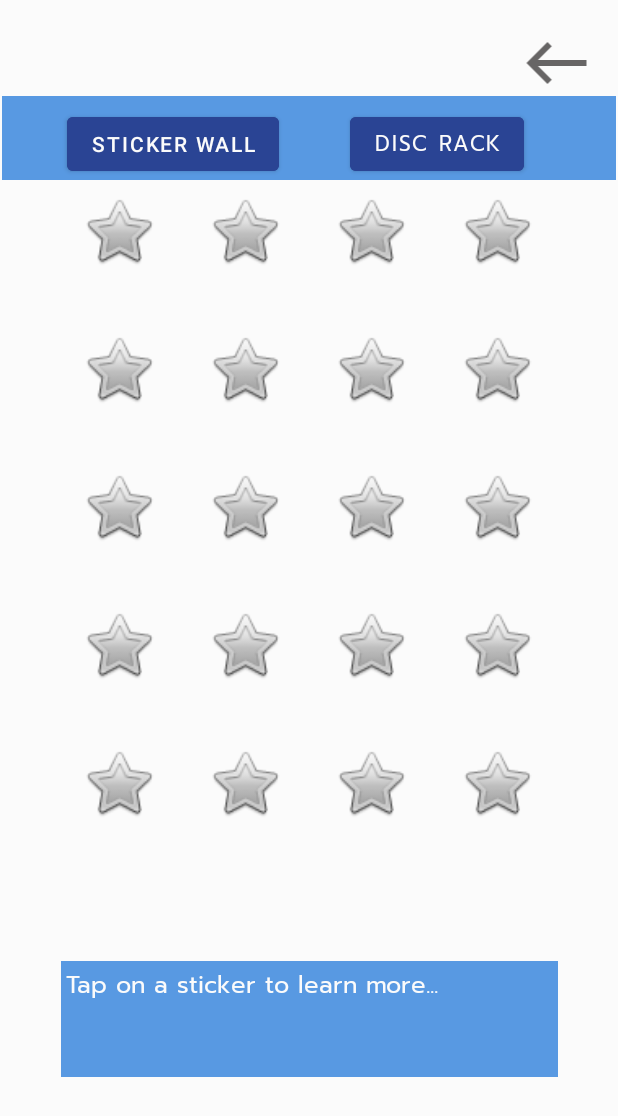
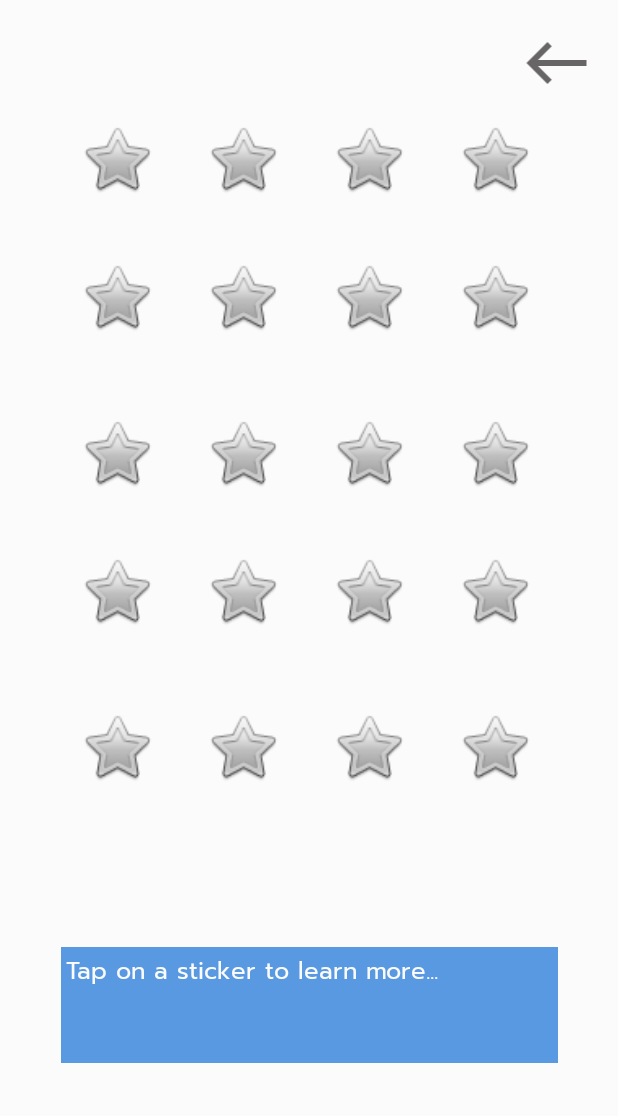
Before and after one commit to WingsofStars/TechSupport-Fitness_Application, an Android app: the stickerWallScreen screen opened directly, with no data from a screen before it, on a phone screen of 412 x 824 dp. Shown: the top 1116 px of the screen. Run offline under Robolectric (Android 15) with nearby library versions, the phone set to English and light mode, and no system bars.

Commit message:
Version 1.27 - Removed Disc Rack

```diff
--- a/app/src/main/AndroidManifest.xml
+++ b/app/src/main/AndroidManifest.xml
@@ -66,9 +66,6 @@
             android:name=".settings"
             android:exported="true" />
         <activity
-            android:name=".discRackScreen"
-            android:exported="true" />
-        <activity
             android:name=".MainActivity"
             android:exported="true" >
             <intent-filter>
--- a/app/src/main/java/delware/apps/techsupport_scampermobile/MainActivity.java
+++ b/app/src/main/java/delware/apps/techsupport_scampermobile/MainActivity.java
@@ -162,7 +162,7 @@ public class MainActivity extends AppCompatActivity {
 
 
                 //When everything is logged in:
-
+                xpSystem.xpCheck(0, p);
             }
         });
 
--- a/app/src/main/java/delware/apps/techsupport_scampermobile/stickerWallScreen.java
+++ b/app/src/main/java/delware/apps/techsupport_scampermobile/stickerWallScreen.java
@@ -42,11 +42,6 @@ public class stickerWallScreen extends AppCompatActivity {
 
     public void goBack(View v){
         exitIntent();
-    }
-
-    public void goToDiscRackScreen(View v){
-        Intent goToDiscRack = new Intent(stickerWallScreen.this, discRackScreen.class);
-        startActivity(goToDiscRack);
     }
 
     public void updateStickers() {
--- a/app/src/main/res/layout/activity_collection_sticker_wall.xml
+++ b/app/src/main/res/layout/activity_collection_sticker_wall.xml
@@ -10,14 +10,69 @@
 
 
     <ImageView
-        android:id="@+id/A44"
+        android:id="@+id/A04"
         android:layout_width="52dp"
         android:layout_height="52dp"
         android:layout_marginStart="32dp"
-        android:layout_marginTop="40dp"
+        android:layout_marginTop="80dp"
         android:onClick="showStickerDescription"
-        app:layout_constraintStart_toEndOf="@+id/A43"
-        app:layout_constraintTop_toBottomOf="@+id/A34"
+        app:layout_constraintStart_toEndOf="@+id/A03"
+        app:layout_constraintTop_toTopOf="parent"
+        app:srcCompat="@android:drawable/btn_star" />
+
+    <ImageView
+        android:id="@+id/A23"
+        android:layout_width="52dp"
+        android:layout_height="52dp"
+        android:layout_marginStart="32dp"
+        android:layout_marginTop="52dp"
+        android:onClick="showStickerDescription"
+        app:layout_constraintStart_toEndOf="@+id/A22"
+        app:layout_constraintTop_toBottomOf="@+id/A13"
+        app:srcCompat="@android:drawable/btn_star" />
+
+    <ImageView
+        android:id="@+id/A21"
+        android:layout_width="52dp"
+        android:layout_height="52dp"
+        android:layout_marginStart="52dp"
+        android:layout_marginTop="52dp"
+        android:onClick="showStickerDescription"
+        app:layout_constraintStart_toStartOf="parent"
+        app:layout_constraintTop_toBottomOf="@+id/A11"
+        app:srcCompat="@android:drawable/btn_star" />
+
+    <ImageView
+        android:id="@+id/A01"
+        android:layout_width="52dp"
+        android:layout_height="52dp"
+        android:layout_marginStart="52dp"
+        android:layout_marginTop="80dp"
+        android:onClick="showStickerDescription"
+        app:layout_constraintStart_toStartOf="parent"
+        app:layout_constraintTop_toTopOf="parent"
+        app:srcCompat="@android:drawable/btn_star" />
+
+    <ImageView
+        android:id="@+id/A41"
+        android:layout_width="52dp"
+        android:layout_height="52dp"
+        android:layout_marginStart="52dp"
+        android:layout_marginTop="52dp"
+        android:onClick="showStickerDescription"
+        app:layout_constraintStart_toStartOf="parent"
+        app:layout_constraintTop_toBottomOf="@+id/A31"
+        app:srcCompat="@android:drawable/btn_star" />
+
+    <ImageView
+        android:id="@+id/A24"
+        android:layout_width="52dp"
+        android:layout_height="52dp"
+        android:layout_marginStart="32dp"
+        android:layout_marginTop="52dp"
+        android:onClick="showStickerDescription"
+        app:layout_constraintStart_toEndOf="@+id/A23"
+        app:layout_constraintTop_toBottomOf="@+id/A14"
         app:srcCompat="@android:drawable/btn_star" />
 
     <ImageView
@@ -32,25 +87,47 @@
         app:srcCompat="@android:drawable/btn_star" />
 
     <ImageView
-        android:id="@+id/A24"
+        android:id="@+id/A32"
         android:layout_width="52dp"
         android:layout_height="52dp"
         android:layout_marginStart="32dp"
         android:layout_marginTop="40dp"
         android:onClick="showStickerDescription"
-        app:layout_constraintStart_toEndOf="@+id/A23"
-        app:layout_constraintTop_toBottomOf="@+id/A14"
+        app:layout_constraintStart_toEndOf="@+id/A31"
+        app:layout_constraintTop_toBottomOf="@+id/A22"
         app:srcCompat="@android:drawable/btn_star" />
 
     <ImageView
-        android:id="@+id/A02"
+        android:id="@+id/A12"
         android:layout_width="52dp"
         android:layout_height="52dp"
         android:layout_marginStart="32dp"
-        android:layout_marginTop="128dp"
+        android:layout_marginTop="40dp"
         android:onClick="showStickerDescription"
-        app:layout_constraintStart_toEndOf="@+id/A01"
-        app:layout_constraintTop_toTopOf="parent"
+        app:layout_constraintStart_toEndOf="@+id/A11"
+        app:layout_constraintTop_toBottomOf="@+id/A02"
+        app:srcCompat="@android:drawable/btn_star" />
+
+    <ImageView
+        android:id="@+id/A31"
+        android:layout_width="52dp"
+        android:layout_height="52dp"
+        android:layout_marginStart="52dp"
+        android:layout_marginTop="40dp"
+        android:onClick="showStickerDescription"
+        app:layout_constraintStart_toStartOf="parent"
+        app:layout_constraintTop_toBottomOf="@+id/A21"
+        app:srcCompat="@android:drawable/btn_star" />
+
+    <ImageView
+        android:id="@+id/A11"
+        android:layout_width="52dp"
+        android:layout_height="52dp"
+        android:layout_marginStart="52dp"
+        android:layout_marginTop="40dp"
+        android:onClick="showStickerDescription"
+        app:layout_constraintStart_toStartOf="parent"
+        app:layout_constraintTop_toBottomOf="@+id/A01"
         app:srcCompat="@android:drawable/btn_star" />
 
     <ImageView
@@ -58,10 +135,21 @@
         android:layout_width="52dp"
         android:layout_height="52dp"
         android:layout_marginStart="32dp"
-        android:layout_marginTop="128dp"
+        android:layout_marginTop="80dp"
         android:onClick="showStickerDescription"
         app:layout_constraintStart_toEndOf="@+id/A02"
         app:layout_constraintTop_toTopOf="parent"
+        app:srcCompat="@android:drawable/btn_star" />
+
+    <ImageView
+        android:id="@+id/A43"
+        android:layout_width="52dp"
+        android:layout_height="52dp"
+        android:layout_marginStart="32dp"
+        android:layout_marginTop="52dp"
+        android:onClick="showStickerDescription"
+        app:layout_constraintStart_toEndOf="@+id/A42"
+        app:layout_constraintTop_toBottomOf="@+id/A33"
         app:srcCompat="@android:drawable/btn_star" />
 
     <ImageView
@@ -76,69 +164,25 @@
         app:srcCompat="@android:drawable/btn_star" />
 
     <ImageView
-        android:id="@+id/A11"
-        android:layout_width="52dp"
-        android:layout_height="52dp"
-        android:layout_marginStart="53dp"
-        android:layout_marginTop="40dp"
-        android:onClick="showStickerDescription"
-        app:layout_constraintStart_toStartOf="parent"
-        app:layout_constraintTop_toBottomOf="@+id/A01"
-        app:srcCompat="@android:drawable/btn_star" />
-
-    <ImageView
-        android:id="@+id/A12"
-        android:layout_width="52dp"
-        android:layout_height="52dp"
-        android:layout_marginStart="32dp"
-        android:layout_marginTop="40dp"
-        android:onClick="showStickerDescription"
-        app:layout_constraintStart_toEndOf="@+id/A11"
-        app:layout_constraintTop_toBottomOf="@+id/A02"
-        app:srcCompat="@android:drawable/btn_star" />
-
-    <ImageView
-        android:id="@+id/A43"
-        android:layout_width="52dp"
-        android:layout_height="52dp"
-        android:layout_marginStart="32dp"
-        android:layout_marginTop="40dp"
-        android:onClick="showStickerDescription"
-        app:layout_constraintStart_toEndOf="@+id/A42"
-        app:layout_constraintTop_toBottomOf="@+id/A33"
-        app:srcCompat="@android:drawable/btn_star" />
-
-    <ImageView
         android:id="@+id/A42"
         android:layout_width="52dp"
         android:layout_height="52dp"
         android:layout_marginStart="32dp"
-        android:layout_marginTop="40dp"
+        android:layout_marginTop="52dp"
         android:onClick="showStickerDescription"
         app:layout_constraintStart_toEndOf="@+id/A41"
         app:layout_constraintTop_toBottomOf="@+id/A32"
         app:srcCompat="@android:drawable/btn_star" />
 
     <ImageView
-        android:id="@+id/A41"
-        android:layout_width="52dp"
-        android:layout_height="52dp"
-        android:layout_marginStart="53dp"
-        android:layout_marginTop="40dp"
-        android:onClick="showStickerDescription"
-        app:layout_constraintStart_toStartOf="parent"
-        app:layout_constraintTop_toBottomOf="@+id/A31"
-        app:srcCompat="@android:drawable/btn_star" />
-
-    <ImageView
-        android:id="@+id/A23"
+        android:id="@+id/A44"
         android:layout_width="52dp"
         android:layout_height="52dp"
         android:layout_marginStart="32dp"
-        android:layout_marginTop="40dp"
+        android:layout_marginTop="52dp"
         android:onClick="showStickerDescription"
-        app:layout_constraintStart_toEndOf="@+id/A22"
-        app:layout_constraintTop_toBottomOf="@+id/A13"
+        app:layout_constraintStart_toEndOf="@+id/A43"
+        app:layout_constraintTop_toBottomOf="@+id/A34"
         app:srcCompat="@android:drawable/btn_star" />
 
     <ImageView
@@ -146,21 +190,10 @@
         android:layout_width="52dp"
         android:layout_height="52dp"
         android:layout_marginStart="32dp"
-        android:layout_marginTop="40dp"
+        android:layout_marginTop="52dp"
         android:onClick="showStickerDescription"
         app:layout_constraintStart_toEndOf="@+id/A21"
         app:layout_constraintTop_toBottomOf="@+id/A12"
-        app:srcCompat="@android:drawable/btn_star" />
-
-    <ImageView
-        android:id="@+id/A21"
-        android:layout_width="52dp"
-        android:layout_height="52dp"
-        android:layout_marginStart="53dp"
-        android:layout_marginTop="40dp"
-        android:onClick="showStickerDescription"
-        app:layout_constraintStart_toStartOf="parent"
-        app:layout_constraintTop_toBottomOf="@+id/A11"
         app:srcCompat="@android:drawable/btn_star" />
 
     <ImageView
@@ -175,28 +208,6 @@
         app:srcCompat="@android:drawable/btn_star" />
 
     <ImageView
-        android:id="@+id/A32"
-        android:layout_width="52dp"
-        android:layout_height="52dp"
-        android:layout_marginStart="32dp"
-        android:layout_marginTop="40dp"
-        android:onClick="showStickerDescription"
-        app:layout_constraintStart_toEndOf="@+id/A31"
-        app:layout_constraintTop_toBottomOf="@+id/A22"
-        app:srcCompat="@android:drawable/btn_star" />
-
-    <ImageView
-        android:id="@+id/A31"
-        android:layout_width="52dp"
-        android:layout_height="52dp"
-        android:layout_marginStart="53dp"
-        android:layout_marginTop="40dp"
-        android:onClick="showStickerDescription"
-        app:layout_constraintStart_toStartOf="parent"
-        app:layout_constraintTop_toBottomOf="@+id/A21"
-        app:srcCompat="@android:drawable/btn_star" />
-
-    <ImageView
         android:id="@+id/A13"
         android:layout_width="52dp"
         android:layout_height="52dp"
@@ -208,69 +219,15 @@
         app:srcCompat="@android:drawable/btn_star" />
 
     <ImageView
-        android:id="@+id/A04"
+        android:id="@+id/A02"
         android:layout_width="52dp"
         android:layout_height="52dp"
         android:layout_marginStart="32dp"
-        android:layout_marginTop="128dp"
+        android:layout_marginTop="80dp"
         android:onClick="showStickerDescription"
-        app:layout_constraintStart_toEndOf="@+id/A03"
+        app:layout_constraintStart_toEndOf="@+id/A01"
         app:layout_constraintTop_toTopOf="parent"
         app:srcCompat="@android:drawable/btn_star" />
-
-    <ImageView
-        android:id="@+id/A01"
-        android:layout_width="52dp"
-        android:layout_height="52dp"
-        android:layout_marginStart="53dp"
-        android:layout_marginTop="128dp"
-        android:onClick="showStickerDescription"
-        app:layout_constraintStart_toStartOf="parent"
-        app:layout_constraintTop_toTopOf="parent"
-        app:srcCompat="@android:drawable/btn_star" />
-
-    <Button
-        android:id="@+id/button7"
-        android:layout_width="wrap_content"
-        android:layout_height="wrap_content"
-        android:backgroundTint="@color/darkBlue"
-        android:text="Sticker Wall"
-        app:layout_constraintBottom_toBottomOf="@+id/topvarSW"
-        app:layout_constraintEnd_toEndOf="parent"
-        app:layout_constraintHorizontal_bias="0.164"
-        app:layout_constraintStart_toStartOf="parent"
-        app:layout_constraintTop_toTopOf="@+id/topvarSW"
-        app:layout_constraintVertical_bias="1.0" />
-
-    <androidx.appcompat.widget.Toolbar
-        android:id="@+id/topvarSW"
-        android:layout_width="409dp"
-        android:layout_height="wrap_content"
-        android:layout_marginStart="1dp"
-        android:layout_marginTop="64dp"
-        android:background="@color/lightBlue"
-        android:fontFamily="@font/prompt"
-        android:minHeight="?attr/actionBarSize"
-        android:theme="?attr/actionBarTheme"
-        app:layout_constraintEnd_toEndOf="parent"
-        app:layout_constraintHorizontal_bias="0.0"
-        app:layout_constraintStart_toStartOf="parent"
-        app:layout_constraintTop_toTopOf="parent" />
-
-    <Button
-        android:id="@+id/button6"
-        android:layout_width="wrap_content"
-        android:layout_height="wrap_content"
-        android:backgroundTint="@color/darkBlue"
-        android:fontFamily="@font/prompt"
-        android:onClick="goToDiscRackScreen"
-        android:text="Disc Rack"
-        app:layout_constraintBottom_toBottomOf="@+id/topvarSW"
-        app:layout_constraintEnd_toEndOf="parent"
-        app:layout_constraintHorizontal_bias="0.789"
-        app:layout_constraintStart_toStartOf="parent"
-        app:layout_constraintTop_toTopOf="@+id/topvarSW"
-        app:layout_constraintVertical_bias="1.0" />
 
     <ImageView
         android:id="@+id/imageView2"
```
Also changed, not shown: app/src/main/java/delware/apps/techsupport_scampermobile/discRackScreen.java (deleted, +0 -56 lines), app/src/main/res/layout/activity_collection_disc_rack.xml (deleted, +0 -125 lines).
